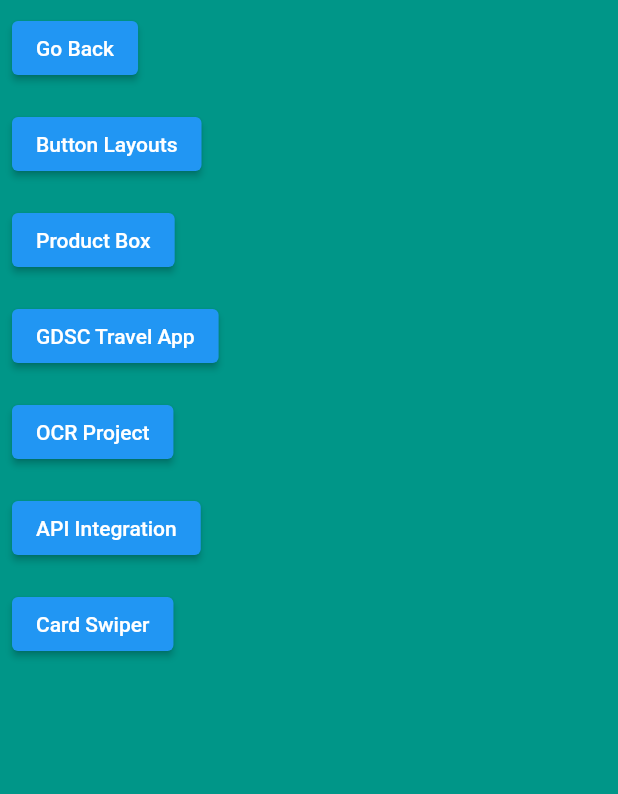
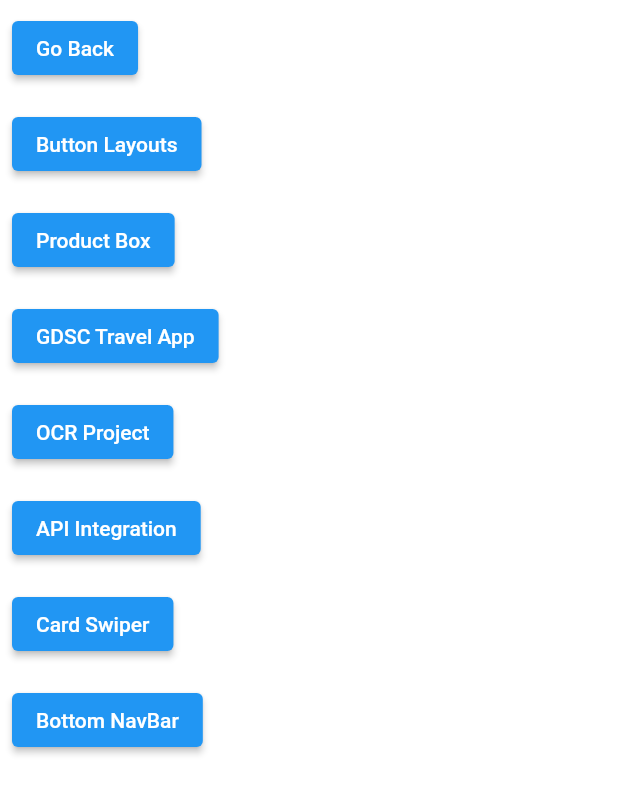
Before and after one commit to LalremLian/GDSC_Flutter, a Flutter app: the Home screen opened directly, after a tap on "More Options", on a phone screen of 412 x 824 dp. Shown: the top 794 px of the screen. Run offline on Flutter 3.47's test engine with Material 2 defaults, Android fonts, the phone set to English and light mode, and no system bars; our stand-ins replace card_swiper, lottie, shimmer; missing offline and left inert: flutter_mobile_vision, fragment_navigate; network calls fail.

```diff
--- a/lib/view/home_page.dart
+++ b/lib/view/home_page.dart
@@ -1,4 +1,5 @@
 import 'package:dummy/view/more_page.dart';
+import 'package:dummy/widget/navigation_drawer_widget.dart';
 import 'package:flutter/material.dart';
 
 class Home extends StatelessWidget {
@@ -7,6 +8,7 @@ class Home extends StatelessWidget {
   @override
   Widget build(BuildContext context) {
     return Scaffold(
+      drawer: const NavigationDrawerWidget(),
       backgroundColor: Colors.teal,
       appBar: AppBar(
         backgroundColor: Colors.teal,
--- a/lib/view/more_page.dart
+++ b/lib/view/more_page.dart
@@ -1,6 +1,7 @@
 import 'package:dummy/API/view/api_home.dart';
 import 'package:dummy/GDSC/view/GDSC_home_page.dart';
 import 'package:dummy/OCR/view/home_page.dart';
+import 'package:dummy/view/bottom_nav_bar_page.dart';
 import 'package:dummy/view/card_swiper_page.dart';
 import 'package:dummy/view/productBox_page.dart';
 import 'package:flutter/material.dart';
@@ -14,7 +15,7 @@ class MorePage extends StatelessWidget {
   @override
   Widget build(BuildContext context) {
     return Scaffold(
-      backgroundColor: Colors.teal,
+      backgroundColor: Colors.white,
       body: Column(
         crossAxisAlignment: CrossAxisAlignment.start,
         children: [
@@ -128,6 +129,22 @@ class MorePage extends StatelessWidget {
               child: const Text('Card Swiper'),
             ),
           ),
+          Padding(
+            //.................................................Button CardSwiper
+            padding: const EdgeInsets.all(8.0),
+            child: ElevatedButton(
+              //..................................Navigator.pop is not mandatory
+              onPressed: () {
+                Navigator.push(
+                  context,
+                  MaterialPageRoute(
+                      builder: (context) => const BottomNavBar()
+                  ),
+                );
+              },
+              child: const Text('Bottom NavBar'),
+            ),
+          ),
         ],
       ),
     );
--- /dev/null
+++ b/lib/widget/navigation_drawer_widget.dart
@@ -0,0 +1,141 @@
+import 'package:dummy/view/home_page.dart';
+import 'package:flutter/cupertino.dart';
+import 'package:flutter/material.dart';
+
+class NavigationDrawerWidget extends StatelessWidget {
+  const NavigationDrawerWidget({Key? key}) : super(key: key);
+
+  //..............................................................Custom Padding
+  final padding = const EdgeInsets.symmetric(horizontal: 20);
+
+  final name = 'Calvert';
+  final email = 'calvert@gmail.com';
+  final urlImage = "https://pfpmaker.com/_nuxt/img/profile-3-1.3e702c5.png";
+
+  @override
+  Widget build(BuildContext context) {
+    return Drawer(
+      child: Material(
+        color: const Color.fromRGBO(29, 135, 167, 1),
+        child: ListView(
+          //................................................Initializing padding
+          padding: padding,
+          children: <Widget>[
+            buildHeader(
+              urlImage,
+              name: name,
+              email: email,
+            ),
+            //...............................................Items of DrawerMenu
+            const SizedBox(
+              height: 16.0,
+            ),
+            buildMenuItem(
+              text: 'People',
+              icon: Icons.people,
+              //........... 0 will generate a unique number(OnItemClickListener)
+              onClicked: () => selectedItem(context, 0),
+            ),
+            const SizedBox(
+              height: 16.0,
+            ),
+            buildMenuItem(
+              text: 'Favourites',
+              icon: Icons.favorite_border,
+            ),
+            const SizedBox(
+              height: 16.0,
+            ),
+            buildMenuItem(
+              text: 'Workflow',
+              icon: Icons.workspaces_outline,
+            ),
+            const SizedBox(
+              height: 16.0,
+            ),
+            buildMenuItem(
+              text: 'Updates',
+              icon: Icons.update,
+            ),
+            //...................................................Divider Section
+            const SizedBox(
+              height: 24.0,
+            ),
+            const Divider(
+              color: Colors.white70,
+            ),
+            const SizedBox(
+              height: 24.0,
+            ),
+
+            const SizedBox(
+              height: 16.0,
+            ),
+            buildMenuItem(
+              text: 'Plugins',
+              icon: Icons.account_tree_outlined,
+            ),
+            const SizedBox(
+              height: 16.0,
+            ),
+            buildMenuItem(
+              text: 'Notifications',
+              icon: Icons.notifications_outlined,
+            ),
+          ],
+        ),
+      ),
+    );
+  }
+
+  buildMenuItem({
+    required String text,
+    required IconData icon,
+    //....................................................onClicked is a Handler
+    VoidCallback? onClicked,
+  }) {
+    const color = Colors.white;
+
+    return ListTile(
+      leading: Icon(
+        icon,
+        color: color,
+      ),
+      title: Text(
+        text,
+        style: const TextStyle(color: color),
+      ),
+      onTap: onClicked,
+    );
+  }
+
+  selectedItem(BuildContext context, int i) {
+    Navigator.of(context).pop();
+    switch (i) {
+      case 0:
+        Navigator.of(context).push(
+            CupertinoPageRoute(builder: (context) => const Home(),
+            ));
+        break;
+    }
+  }
+
+  buildHeader(String urlImage, {required String name, required String email}) =>
+      Container(
+        padding: padding.add(const EdgeInsets.symmetric(vertical: 40)),
+        child: Row(
+          children: [
+            CircleAvatar(radius: 30,
+              backgroundImage: NetworkImage(urlImage),),
+            const SizedBox(width: 20,),
+            Column(
+              crossAxisAlignment: CrossAxisAlignment.start,
+              children: [
+                Text(name),
+                Text(email),
+              ],
+            )
+          ],
+        ),
+      );
+}
--- a/pubspec.yaml
+++ b/pubspec.yaml
@@ -41,6 +41,7 @@ dependencies:
   flutter_mobile_vision: ^0.1.3
   fragment_navigate: ^1.2.0+2
   card_swiper: ^2.0.3
+  lottie: ^1.2.2
 
 dev_dependencies:
   flutter_test:
@@ -65,7 +66,8 @@ flutter:
   uses-material-design: true
 
   # To add assets to your application, add an assets section, like this:
-  # assets:
+  assets:
+    - assets/splash_screen.json
   #   - images/a_dot_burr.jpeg
   #   - images/a_dot_ham.jpeg
 
```
Also changed, not shown: assets/splash_screen.json (added, +1 -0 lines), lib/main.dart (+37 -1 lines), lib/view/bottom_nav_bar_page.dart (added, +224 -0 lines), lib/view/card_profile_page.dart (added, +33 -0 lines), lib/view/card_swiper_page.dart (+17 -3 lines), lib/view/splash_screen_page.dart (added, +15 -0 lines), pubspec.lock.
